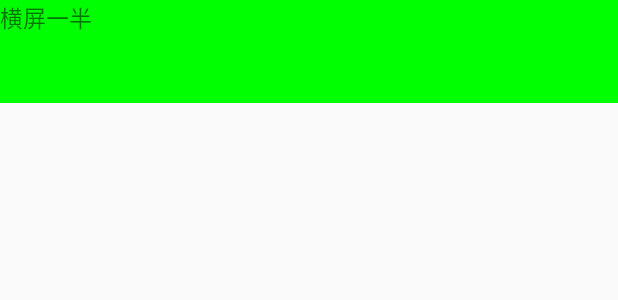
After one commit to ly2251/AutoScaleView, an Android app: the layout demo_activity.xml on its own in the app's theme, with its tools: preview values and no code run, on a phone screen of 412 x 824 dp. The commit adds this screen. Shown: the top 300 px of the screen. Run offline under Robolectric (Android 15) with nearby library versions, the phone set to English and light mode, and no system bars.

Commit message:
Add demo

```diff
--- a/app/src/main/AndroidManifest.xml
+++ b/app/src/main/AndroidManifest.xml
@@ -18,6 +18,8 @@
                 <category android:name="android.intent.category.LAUNCHER" />
             </intent-filter>
         </activity>
+
+        <activity android:name=".DemoUiActivity"/>
     </application>
 
 </manifest>
--- a/app/src/main/res/layout/content_main.xml
+++ b/app/src/main/res/layout/content_main.xml
@@ -13,7 +13,9 @@
     tools:showIn="@layout/activity_main">
 
     <TextView
+        android:id="@+id/btn_tv"
         android:layout_width="wrap_content"
         android:layout_height="wrap_content"
         android:text="Hello World!" />
+
 </RelativeLayout>
--- /dev/null
+++ b/app/src/main/res/layout/demo_activity.xml
@@ -0,0 +1,14 @@
+<?xml version="1.0" encoding="utf-8"?>
+<com.ly2251.autoscaleviewui.autoviewutils.AutoScaleLinearLayout xmlns:android="http://schemas.android.com/apk/res/android"
+    android:layout_width="match_parent"
+    android:layout_height="match_parent"
+    android:orientation="vertical">
+
+    <TextView
+        android:layout_width="640dp"
+        android:layout_height="120dp"
+        android:background="#0f0"
+        android:textSize="24dp"
+        android:text="@string/half_width" />
+
+</com.ly2251.autoscaleviewui.autoviewutils.AutoScaleLinearLayout>
--- a/app/src/main/res/values/strings.xml
+++ b/app/src/main/res/values/strings.xml
@@ -1,4 +1,5 @@
 <resources>
     <string name="app_name">AutoScaleViewUI</string>
     <string name="action_settings">Settings</string>
+    <string name="half_width">横屏一半</string>
 </resources>
--- a/gradle.properties
+++ b/gradle.properties
@@ -12,6 +12,6 @@
 # This option should only be used with decoupled projects. More details, visit
 # http://www.gradle.org/docs/current/userguide/multi_project_builds.html#sec:decoupled_projects
 # org.gradle.parallel=true
-#Wed Apr 20 15:42:21 CST 2016
+#Sun Apr 24 18:30:23 CST 2016
 systemProp.http.proxyHost=127.0.0.1
 systemProp.http.proxyPort=1080
```
Also changed, not shown: app/src/main/java/com/ly2251/autoscaleviewui/DemoUiActivity.java (added, +27 -0 lines), app/src/main/java/com/ly2251/autoscaleviewui/MainActivity.java (+26 -1 lines), app/src/main/java/com/ly2251/autoscaleviewui/autoviewutils/AutoUtils.java (+14 -2 lines).
